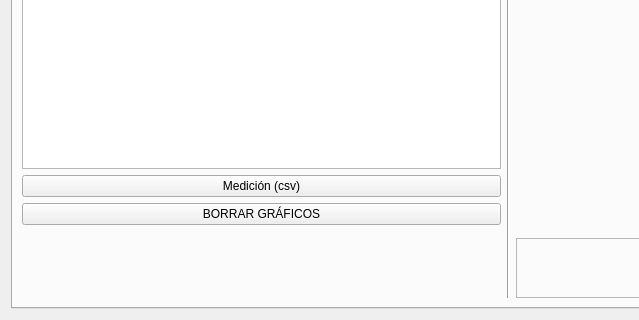
First picture: the form in designer/tp1ui.ui, repository AlexStephan/TC_TP_GRUPAL_1, before the edit; both pictures show x 0 to 639 and y 435 to 755 of the 998 by 755 pixel window.
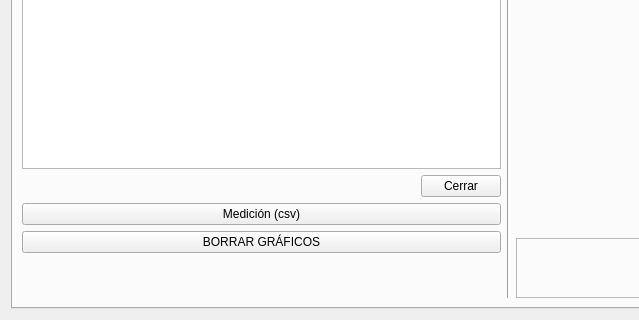
Second picture: the form after the edit.

Commit message: Boton para cerrar Spice

Patch:
```diff
--- a/designer/tp1ui.ui
+++ b/designer/tp1ui.ui
@@ -209,6 +209,30 @@
              </property>
             </widget>
            </item>
+           <item>
+            <layout class="QHBoxLayout" name="horizontalLayout_14">
+             <item>
+              <spacer name="horizontalSpacer_4">
+               <property name="orientation">
+                <enum>Qt::Horizontal</enum>
+               </property>
+               <property name="sizeHint" stdset="0">
+                <size>
+                 <width>40</width>
+                 <height>0</height>
+                </size>
+               </property>
+              </spacer>
+             </item>
+             <item>
+              <widget class="QPushButton" name="PushButton_Cerrar_Spice">
+               <property name="text">
+                <string>Cerrar</string>
+               </property>
+              </widget>
+             </item>
+            </layout>
+           </item>
           </layout>
          </item>
          <item>
```
Left out of the diff: 2 changed lines with no effect on the pictures. The commit also changes 2 other files.
